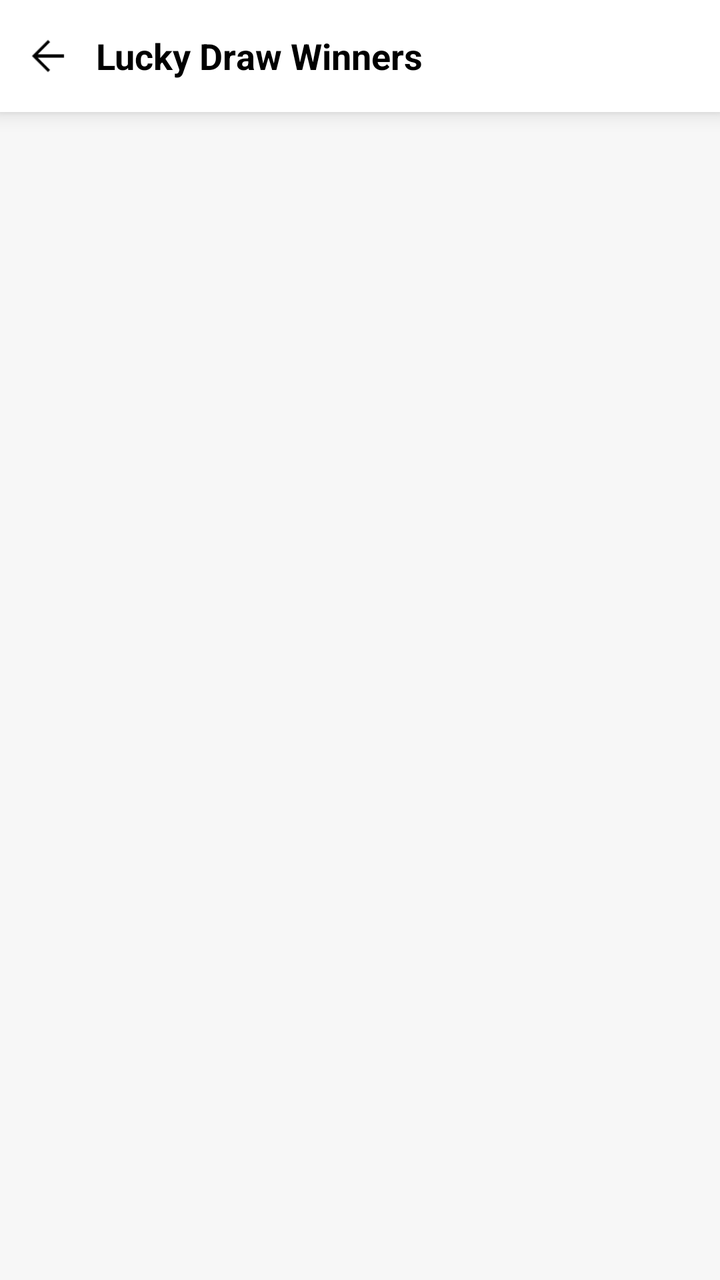
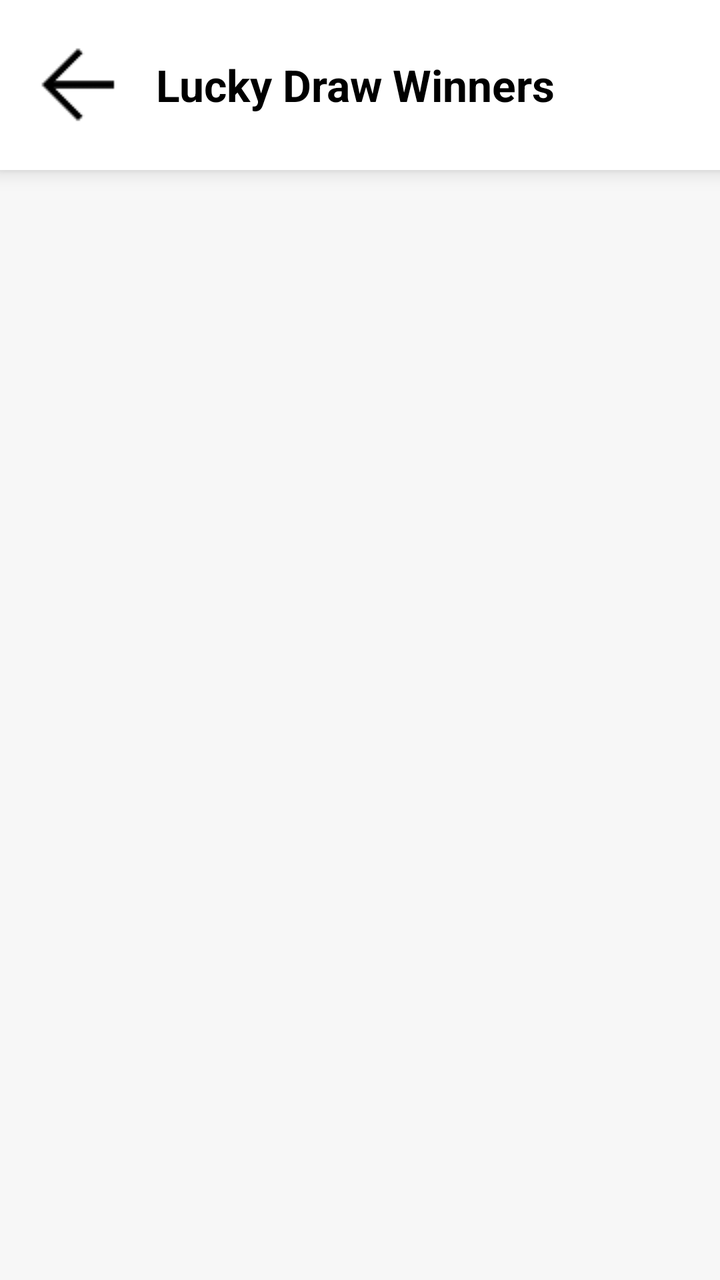

Before-and-after screenshots of an Android layout around one commit, followed by the original layout XML and the change that was made.
<!-- AndroidManifest.xml: application theme Theme.RGamer -->
<!-- res/layout/activity_lucky_draw_winner.xml -->
<?xml version="1.0" encoding="utf-8"?>
<LinearLayout xmlns:android="http://schemas.android.com/apk/res/android"
    android:layout_width="match_parent"
    android:layout_height="match_parent"
    android:orientation="vertical"
    android:background="#F7F7F7">

    
    <LinearLayout
        android:layout_width="match_parent"
        android:layout_height="56dp"
        android:background="@android:color/white"
        android:gravity="center_vertical"
        android:paddingHorizontal="12dp"
        android:elevation="6dp">

        <ImageView
            android:id="@+id/btnBack"
            android:layout_width="24dp"
            android:layout_height="24dp"
            android:src="@drawable/back_arrow"
            android:contentDescription="Back"/>

        <TextView
            android:layout_width="wrap_content"
            android:layout_height="wrap_content"
            android:layout_marginStart="12dp"
            android:text="Lucky Draw Winners"
            android:textSize="18sp"
            android:textStyle="bold"
            android:textColor="@color/black"/>
    </LinearLayout>

    
    <androidx.recyclerview.widget.RecyclerView
        android:id="@+id/recyclerWinners"
        android:layout_width="match_parent"
        android:layout_height="match_parent"
        android:padding="12dp"
        android:scrollbars="vertical"/>

</LinearLayout>
<!-- resources referenced by this layout -->
<resources>
  <color name="black">#FF000000</color>
  <!-- drawable back_arrow: png bitmap (drawable, 429 bytes) -->
  <style name="Theme.RGamer" parent="Base.Theme.RGamer" />
  <style name="Base.Theme.RGamer" parent="Theme.Material3.DayNight.NoActionBar">
          
          
      </style>
</resources>

<!-- the commit's change to res/layout/activity_lucky_draw_winner.xml (unified diff, before → after) -->
@@ -7,28 +7,28 @@
 
     
     <LinearLayout
-        android:layout_width="match_parent"
-        android:layout_height="56dp"
+        android:layout_width="428dp"
+        android:layout_height="85dp"
         android:background="@android:color/white"
+        android:elevation="6dp"
         android:gravity="center_vertical"
-        android:paddingHorizontal="12dp"
-        android:elevation="6dp">
+        android:paddingHorizontal="12dp">
 
         <ImageView
             android:id="@+id/btnBack"
-            android:layout_width="24dp"
-            android:layout_height="24dp"
-            android:src="@drawable/back_arrow"
-            android:contentDescription="Back"/>
+            android:layout_width="wrap_content"
+            android:layout_height="wrap_content"
+            android:contentDescription="Back"
+            android:src="@drawable/back_arrow" />
 
         <TextView
             android:layout_width="wrap_content"
             android:layout_height="wrap_content"
             android:layout_marginStart="12dp"
             android:text="Lucky Draw Winners"
-            android:textSize="18sp"
-            android:textStyle="bold"
-            android:textColor="@color/black"/>
+            android:textColor="@color/black"
+            android:textSize="22sp"
+            android:textStyle="bold" />
     </LinearLayout>
 
     
